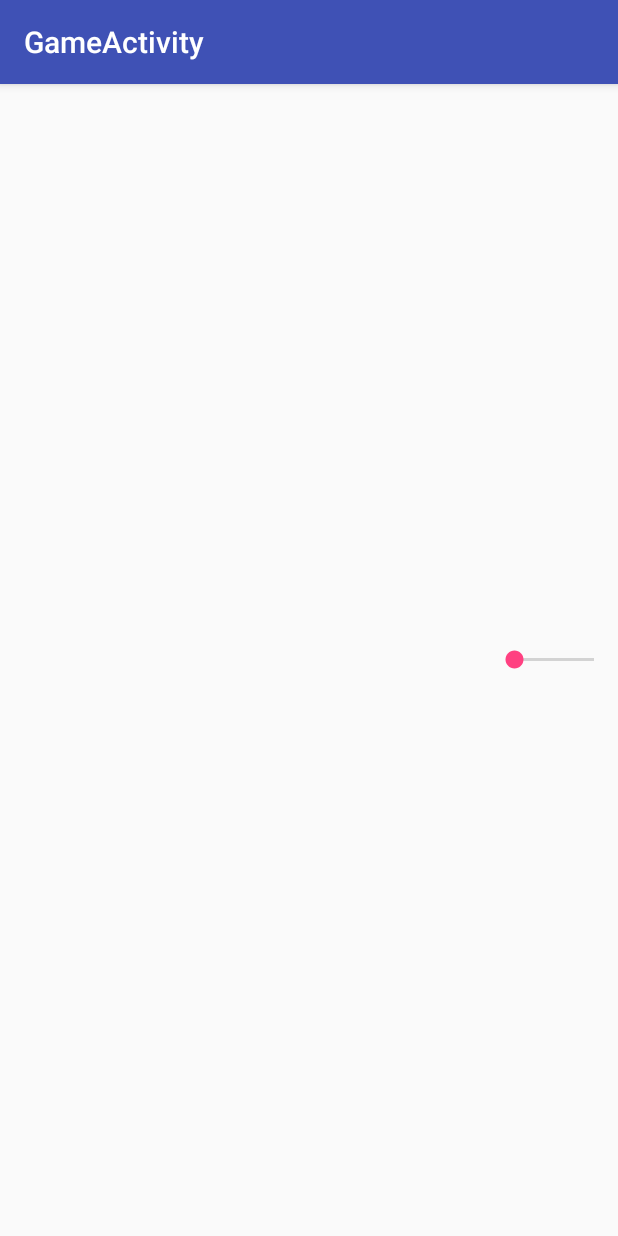
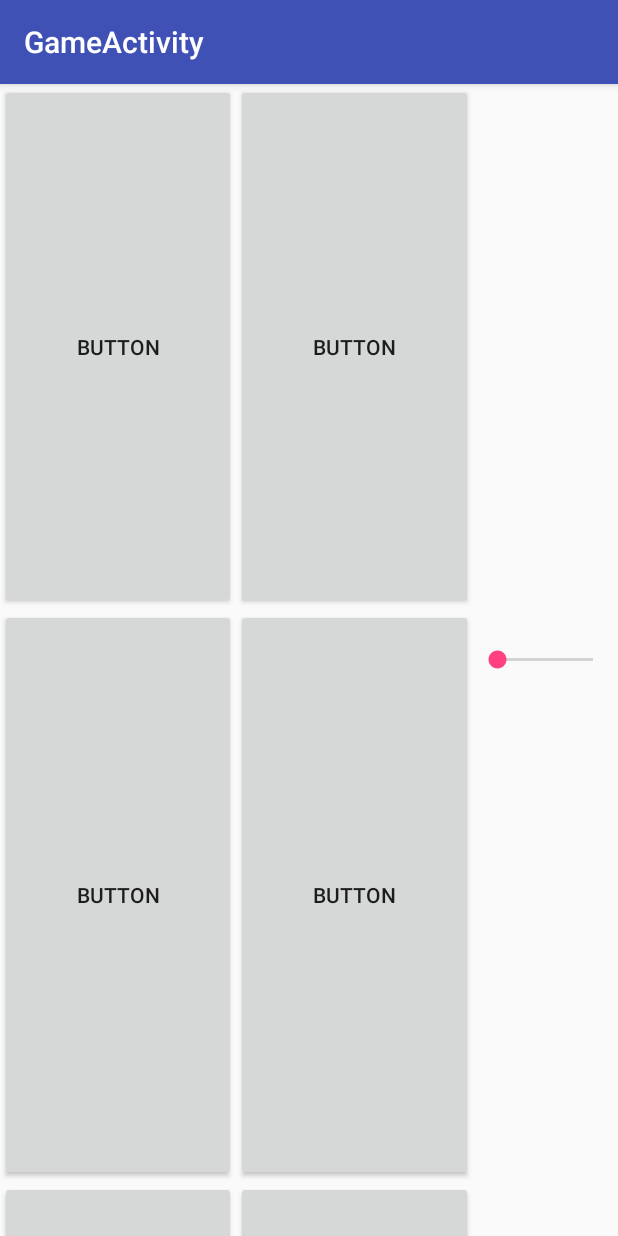
Before and after one commit to jinified/Demoboy, an Android app: the GameActivity screen opened directly, with no data from a screen before it, on a phone screen of 412 x 824 dp. Run offline under Robolectric (Android 15) with nearby library versions, the phone set to English and light mode, and no system bars; 2 statements that could not run were skipped.

Commit message:
make layout better
Signed-off-by: chanjunweimy <chanjunweimy@gmail.com>

```diff
--- a/app/src/main/res/layout/activity_game.xml
+++ b/app/src/main/res/layout/activity_game.xml
@@ -33,29 +33,81 @@
             android:layout_alignParentLeft="true"
             android:layout_alignParentStart="true">
 
-            <TableLayout
+            <LinearLayout
                 android:layout_width="wrap_content"
                 android:layout_height="match_parent"
-                android:layout_weight="3.62">
+                android:layout_weight="0.63"
+                android:orientation="vertical"
+                android:weightSum="1">
 
-                <TableRow
+                <LinearLayout
                     android:layout_width="match_parent"
-                    android:layout_height="match_parent" />
+                    android:layout_height="wrap_content"
+                    android:orientation="horizontal"
+                    android:layout_weight="0.70">
 
-                <TableRow
+                    <Button
+                        android:id="@+id/button4"
+                        android:layout_width="wrap_content"
+                        android:layout_height="match_parent"
+                        android:layout_weight="1"
+                        android:text="Button" />
+
+                    <Button
+                        android:id="@+id/button3"
+                        android:layout_width="wrap_content"
+                        android:layout_height="match_parent"
+                        android:layout_weight="1"
+                        android:text="Button" />
+                </LinearLayout>
+
+                <LinearLayout
                     android:layout_width="match_parent"
-                    android:layout_height="match_parent" />
+                    android:layout_height="wrap_content"
+                    android:orientation="horizontal"
+                    android:layout_weight="0.77">
 
-                <TableRow
+                    <Button
+                        android:id="@+id/button6"
+                        android:layout_width="wrap_content"
+                        android:layout_height="match_parent"
+                        android:layout_weight="1"
+                        android:text="Button" />
+
+                    <Button
+                        android:id="@+id/button5"
+                        android:layout_width="wrap_content"
+                        android:layout_height="match_parent"
+                        android:layout_weight="1"
+                        android:text="Button" />
+                </LinearLayout>
+
+                <LinearLayout
                     android:layout_width="match_parent"
-                    android:layout_height="match_parent" />
-            </TableLayout>
+                    android:layout_height="240dp"
+                    android:orientation="horizontal">
+
+                    <Button
+                        android:id="@+id/button8"
+                        android:layout_width="wrap_content"
+                        android:layout_height="match_parent"
+                        android:layout_weight="1"
+                        android:text="Button" />
+
+                    <Button
+                        android:id="@+id/button7"
+                        android:layout_width="wrap_content"
+                        android:layout_height="match_parent"
+                        android:layout_weight="1"
+                        android:text="Button" />
+                </LinearLayout>
+            </LinearLayout>
 
             <SeekBar
                 android:id="@+id/seekBar"
                 android:layout_width="wrap_content"
                 android:layout_height="match_parent"
-                android:layout_weight="0.41" />
+                android:layout_weight="0.22" />
         </LinearLayout>
 
     </RelativeLayout>
```
